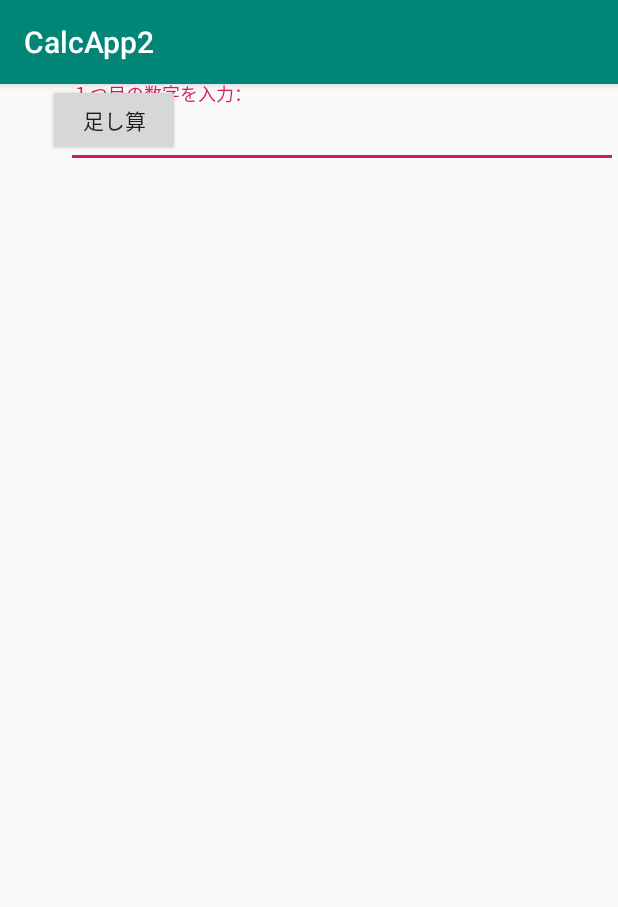
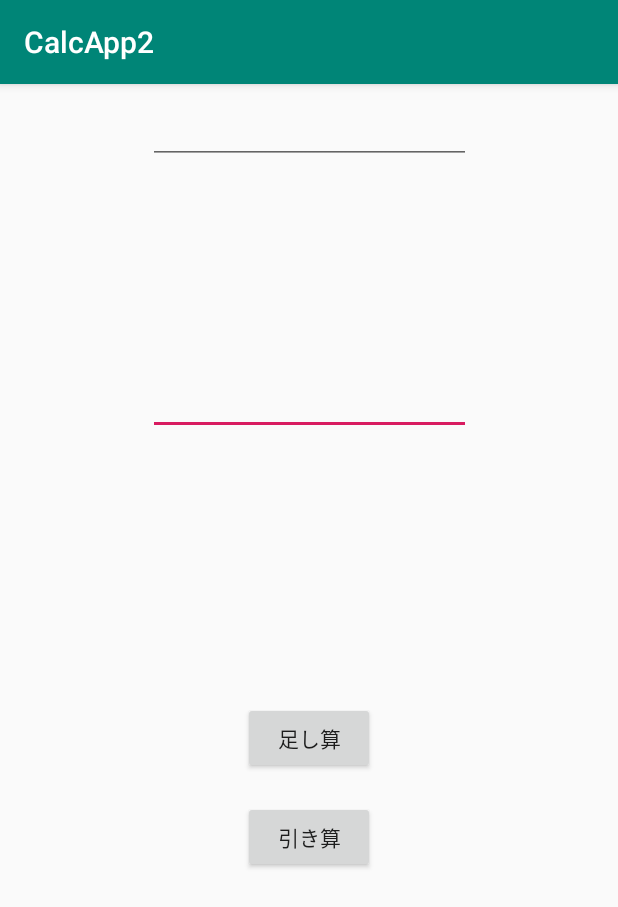
Before and after one commit to tashsuga/CalcApp2, an Android app: the screen it shows after launch (MainActivity), on a phone screen of 412 x 824 dp. Shown: the top 907 px of the screen. Run offline under Robolectric (Android 15) with nearby library versions, the phone set to English and light mode, and no system bars.

Commit message:
1/17 no2

```diff
--- a/app/src/main/res/layout/activity_main.xml
+++ b/app/src/main/res/layout/activity_main.xml
@@ -5,27 +5,90 @@
         xmlns:app="http://schemas.android.com/apk/res-auto"
         android:layout_width="match_parent"
         android:layout_height="match_parent"
+        android:orientation="horizontal"
         tools:context=".MainActivity">
-
+    <!--
     <android.support.design.widget.TextInputLayout
             android:layout_width="368dp"
             android:layout_height="67dp"
             app:layout_constraintStart_toStartOf="parent" app:layout_constraintEnd_toEndOf="parent"
             android:id="@+id/TextInputLayout1" android:orientation="vertical"
             app:layout_constraintHorizontal_bias="1.0" android:layout_marginTop="16dp" >
-            <!--app:layout_constraintTop_toTopOf="parent"> -->
+           　app:layout_constraintTop_toTopOf="parent"> -->
 
+    <!--
        <android.support.design.widget.TextInputEditText
                android:layout_width="match_parent"
                android:layout_height="wrap_content"
                android:hint="１つ目の数字を入力：" android:inputType="numberDecimal"/>
 
+-->
+    <!--
 
-    </android.support.design.widget.TextInputLayout>
+       <android.support.design.widget.TextInputLayout
+               android:layout_width="347dp"
+               android:layout_height="wrap_content"
+               android:layout_marginTop="108dp"
+               app:layout_constraintTop_toBottomOf="textInputLayout2" android:id="@+id/textInputLayout2"
+               app:layout_constraintStart_toStartOf="parent" android:layout_marginStart="4dp"
+               app:layout_constraintBottom_toBottomOf="textInputLayout2">
+    -->
 
+    <Button
+            android:text="足し算"
+            android:layout_width="wrap_content"
+            android:layout_height="wrap_content"
+            android:id="@+id/button"
+            app:layout_constraintStart_toStartOf="parent"
+            android:layout_marginStart="8dp" app:layout_constraintEnd_toEndOf="parent" android:layout_marginEnd="8dp"
+            android:layout_marginBottom="308dp" app:layout_constraintBottom_toBottomOf="parent"/>
+    <Button
+            android:text="引き算"
+            android:layout_width="wrap_content"
+            android:layout_height="wrap_content"
+            android:id="@+id/button2"
+            app:layout_constraintStart_toStartOf="parent"
+            android:layout_marginStart="8dp" app:layout_constraintEnd_toEndOf="parent" android:layout_marginEnd="8dp"
+            android:layout_marginBottom="232dp" app:layout_constraintBottom_toBottomOf="parent"
+            android:layout_marginTop="8dp" app:layout_constraintTop_toBottomOf="@+id/button"/>
 
+    <!--
+    <Button
+            android:text="引き算"
+            android:layout_width="wrap_content"
+            android:layout_height="wrap_content"
+            android:id="@+id/button1"
+            app:layout_constraintStart_toStartOf="parent"
+            android:layout_marginStart="8dp" app:layout_constraintEnd_toEndOf="parent" android:layout_marginEnd="8dp"
+            android:layout_marginBottom="308dp" app:layout_constraintBottom_toBottomOf="parent"/>
+-->
 
+    <EditText
+            android:layout_width="215dp"
+            android:layout_height="wrap_content"
+            android:inputType="numberDecimal"
+            android:ems="10"
+            android:id="@+id/editText1"
+            android:layout_marginBottom="8dp"
+            android:layout_marginEnd="8dp"
+            app:layout_constraintEnd_toEndOf="parent" android:layout_marginStart="8dp"
+            app:layout_constraintStart_toStartOf="parent" android:layout_marginTop="8dp"
+            app:layout_constraintTop_toTopOf="parent" app:layout_constraintHorizontal_bias="0.503"
+            app:layout_constraintVertical_bias="0.516" app:layout_constraintBottom_toTopOf="@+id/button"/>
 
+    <EditText
+            android:layout_width="215dp"
+            android:layout_height="wrap_content"
+            android:inputType="numberDecimal"
+            android:ems="10"
+            android:id="@+id/editText2"
+            android:layout_marginBottom="8dp"
+            android:layout_marginEnd="8dp"
+            app:layout_constraintEnd_toEndOf="parent" android:layout_marginStart="8dp"
+            app:layout_constraintStart_toStartOf="parent" android:layout_marginTop="8dp"
+            app:layout_constraintTop_toTopOf="parent" app:layout_constraintHorizontal_bias="0.503"
+            app:layout_constraintVertical_bias="0.516" app:layout_constraintBottom_toTopOf="@+id/editText2"/>
+    <!--
        <Button
                android:text="足し算"
                android:layout_width="wrap_content"
@@ -33,6 +96,6 @@
                android:id="@+id/button" android:layout_marginTop="116dp"
                app:layout_constraintStart_toStartOf="parent"
                android:layout_marginStart="32dp"/>
-
+-->
 
 </android.support.constraint.ConstraintLayout>
```
Also changed, not shown: app/src/main/java/com/onespan/takeshisugai/calcapp2/MainActivity.kt (+39 -21 lines), app/src/main/java/com/onespan/takeshisugai/calcapp2/SecondActivity.kt (+20 -3 lines). Lines whose indentation alone changed are shown as unchanged.
